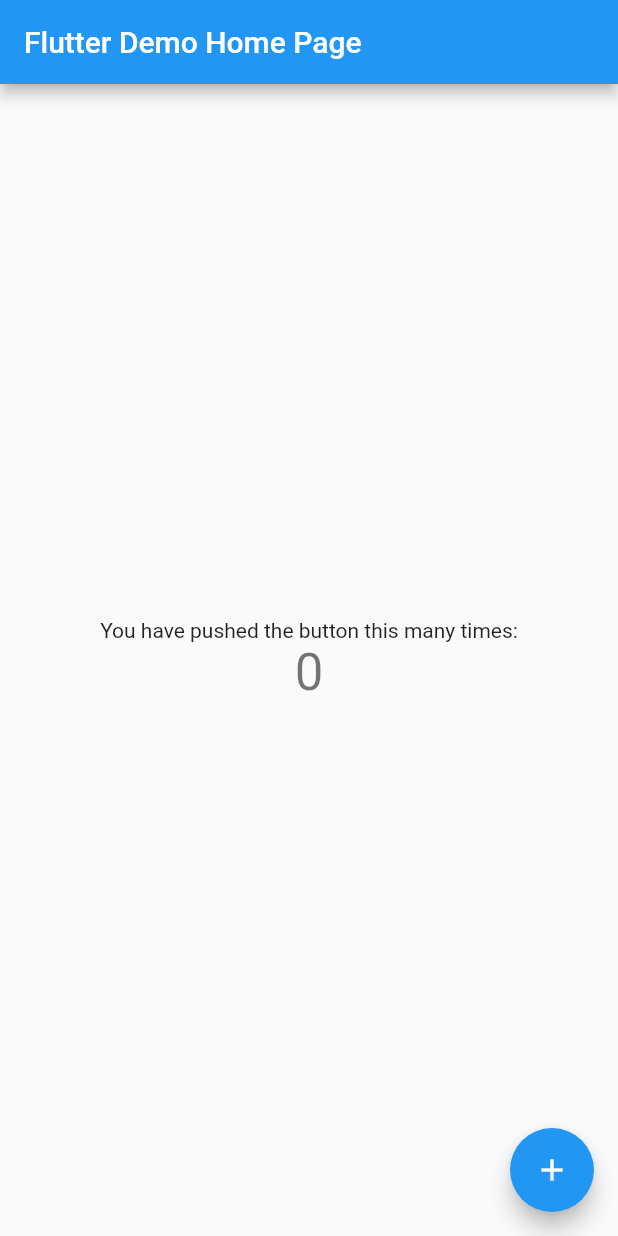
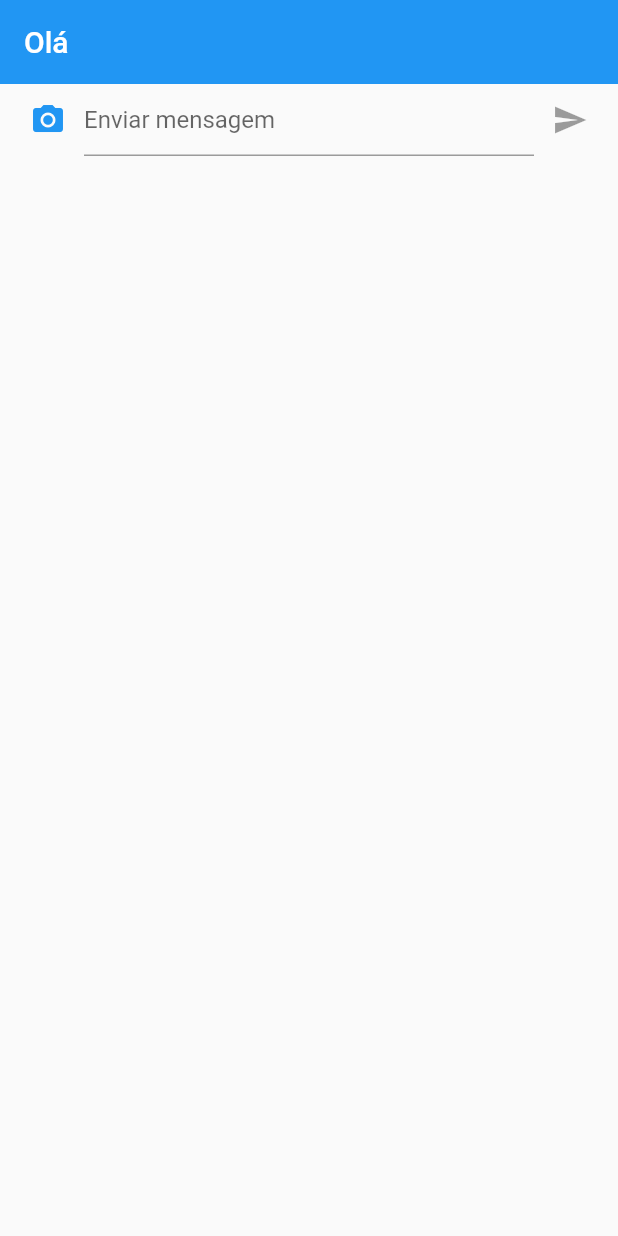
Before and after one commit to saulogp/chat-flutter, a Flutter app: the screen it shows after launch, on a phone screen of 412 x 824 dp. Run offline on Flutter 3.47's test engine with Material 2 defaults, Android fonts, the phone set to English and light mode, and no system bars; our stand-ins replace cloud_firestore; accounts and stored records are empty.

Commit message:
configuração e Text Composer

```diff
--- /dev/null
+++ b/lib/chat-screen.dart
@@ -0,0 +1,20 @@
+import 'package:chat_flutter/text-composer.dart';
+import 'package:flutter/material.dart';
+
+class ChatScreen extends StatefulWidget {
+  @override
+  _ChatScreenState createState() => _ChatScreenState();
+}
+
+class _ChatScreenState extends State<ChatScreen> {
+  @override
+  Widget build(BuildContext context) {
+    return Scaffold(
+      appBar: AppBar(
+        title: Text("Olá"),
+        elevation: 0,
+      ),
+      body: TextComposer(),
+    );
+  }
+}
--- a/lib/main.dart
+++ b/lib/main.dart
@@ -1,6 +1,10 @@
+import 'package:chat_flutter/chat-screen.dart';
+import 'package:cloud_firestore/cloud_firestore.dart';
 import 'package:flutter/material.dart';
 
-void main() => runApp(MyApp());
+void main() {
+  runApp(MyApp());
+}
 
 class MyApp extends StatelessWidget {
   // This widget is the root of your application.
@@ -9,103 +13,12 @@ class MyApp extends StatelessWidget {
     return MaterialApp(
       title: 'Flutter Demo',
       theme: ThemeData(
-        // This is the theme of your application.
-        //
-        // Try running your application with "flutter run". You'll see the
-        // application has a blue toolbar. Then, without quitting the app, try
-        // changing the primarySwatch below to Colors.green and then invoke
-        // "hot reload" (press "r" in the console where you ran "flutter run",
-        // or simply save your changes to "hot reload" in a Flutter IDE).
-        // Notice that the counter didn't reset back to zero; the application
-        // is not restarted.
         primarySwatch: Colors.blue,
+        iconTheme: IconThemeData(
+          color:Colors.blue,
+        )
       ),
-      home: MyHomePage(title: 'Flutter Demo Home Page'),
+      home: ChatScreen(),
     );
   }
 }
-
-class MyHomePage extends StatefulWidget {
-  MyHomePage({Key key, this.title}) : super(key: key);
-
-  // This widget is the home page of your application. It is stateful, meaning
-  // that it has a State object (defined below) that contains fields that affect
-  // how it looks.
-
-  // This class is the configuration for the state. It holds the values (in this
-  // case the title) provided by the parent (in this case the App widget) and
-  // used by the build method of the State. Fields in a Widget subclass are
-  // always marked "final".
-
-  final String title;
-
-  @override
-  _MyHomePageState createState() => _MyHomePageState();
-}
-
-class _MyHomePageState extends State<MyHomePage> {
-  int _counter = 0;
-
-  void _incrementCounter() {
-    setState(() {
-      // This call to setState tells the Flutter framework that something has
-      // changed in this State, which causes it to rerun the build method below
-      // so that the display can reflect the updated values. If we changed
-      // _counter without calling setState(), then the build method would not be
-      // called again, and so nothing would appear to happen.
-      _counter++;
-    });
-  }
-
-  @override
-  Widget build(BuildContext context) {
-    // This method is rerun every time setState is called, for instance as done
-    // by the _incrementCounter method above.
-    //
-    // The Flutter framework has been optimized to make rerunning build methods
-    // fast, so that you can just rebuild anything that needs updating rather
-    // than having to individually change instances of widgets.
-    return Scaffold(
-      appBar: AppBar(
-        // Here we take the value from the MyHomePage object that was created by
-        // the App.build method, and use it to set our appbar title.
-        title: Text(widget.title),
-      ),
-      body: Center(
-        // Center is a layout widget. It takes a single child and positions it
-        // in the middle of the parent.
-        child: Column(
-          // Column is also a layout widget. It takes a list of children and
-          // arranges them vertically. By default, it sizes itself to fit its
-          // children horizontally, and tries to be as tall as its parent.
-          //
-          // Invoke "debug painting" (press "p" in the console, choose the
-          // "Toggle Debug Paint" action from the Flutter Inspector in Android
-          // Studio, or the "Toggle Debug Paint" command in Visual Studio Code)
-          // to see the wireframe for each widget.
-          //
-          // Column has various properties to control how it sizes itself and
-          // how it positions its children. Here we use mainAxisAlignment to
-          // center the children vertically; the main axis here is the vertical
-          // axis because Columns are vertical (the cross axis would be
-          // horizontal).
-          mainAxisAlignment: MainAxisAlignment.center,
-          children: <Widget>[
-            Text(
-              'You have pushed the button this many times:',
-            ),
-            Text(
-              '$_counter',
-              style: Theme.of(context).textTheme.display1,
-            ),
-          ],
-        ),
-      ),
-      floatingActionButton: FloatingActionButton(
-        onPressed: _incrementCounter,
-        tooltip: 'Increment',
-        child: Icon(Icons.add),
-      ), // This trailing comma makes auto-formatting nicer for build methods.
-    );
-  }
-}
--- /dev/null
+++ b/lib/text-composer.dart
@@ -0,0 +1,49 @@
+import 'package:flutter/material.dart';
+
+class TextComposer extends StatefulWidget {
+  @override
+  _TextComposerState createState() => _TextComposerState();
+}
+
+class _TextComposerState extends State<TextComposer> {
+
+  bool _isComposing = false;
+
+  @override
+  Widget build(BuildContext context) {
+    return Container(
+      margin: const EdgeInsets.symmetric(horizontal: 8),
+      child: Row(
+        children: <Widget>[
+          IconButton(
+            icon: Icon(Icons.photo_camera),
+            onPressed: (){
+
+            },
+          ),
+          Expanded(
+            child: TextField(
+              decoration: InputDecoration(
+                hintText: "Enviar mensagem"
+              ),
+              onChanged: (text){
+                setState(() {
+                  _isComposing = text.isNotEmpty;
+                });
+              },
+              onSubmitted: (text){
+
+              },
+            ),
+          ),
+          IconButton(
+            icon: Icon(Icons.send),
+            onPressed: _isComposing ? (){
+
+            }: null ,
+          ),
+        ],
+      ),
+    );
+  }
+}
--- a/pubspec.yaml
+++ b/pubspec.yaml
@@ -23,6 +23,11 @@ dependencies:
   # The following adds the Cupertino Icons font to your application.
   # Use with the CupertinoIcons class for iOS style icons.
   cupertino_icons: ^0.1.2
+  cloud_firestore: ^0.13.4+2
+  image_picker: ^0.6.4
+  google_sign_in: ^4.4.0
+  firebase_storage: ^3.1.5
+  firebase_auth: ^0.15.5+3
 
 dev_dependencies:
   flutter_test:
```
Also changed, not shown: pubspec.lock, 3 other files.
